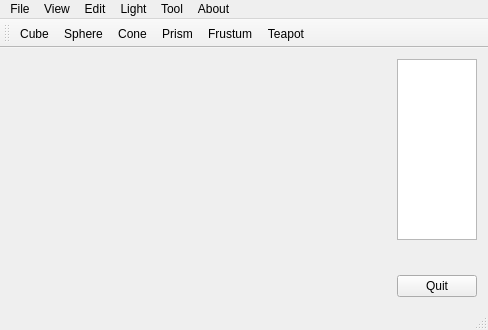
The window that mainwindow.ui (lishunan246/cg) describes before a commit, drawn with Qt 5.
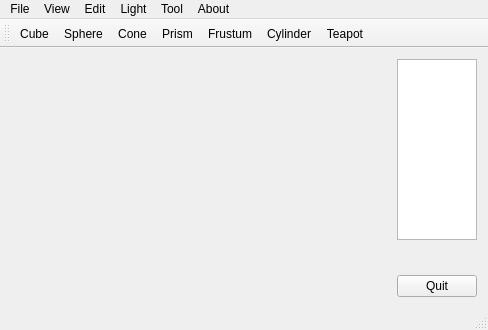
The same window after the commit. Custom widgets are drawn as their Qt base class.

```diff
--- a/mainwindow.ui
+++ b/mainwindow.ui
@@ -145,6 +145,7 @@
    <addaction name="actionCone"/>
    <addaction name="actionPrism"/>
    <addaction name="actionFrustum"/>
+   <addaction name="actionCylinder"/>
    <addaction name="actionTeapot"/>
   </widget>
   <widget class="QStatusBar" name="statusBar"/>
@@ -339,6 +340,11 @@
     <string>Light 0</string>
    </property>
   </action>
+  <action name="actionCylinder">
+   <property name="text">
+    <string>Cylinder</string>
+   </property>
+  </action>
  </widget>
  <layoutdefault spacing="6" margin="11"/>
  <customwidgets>
```
Left out of the diff: 17 changed lines with no effect on the pictures.
